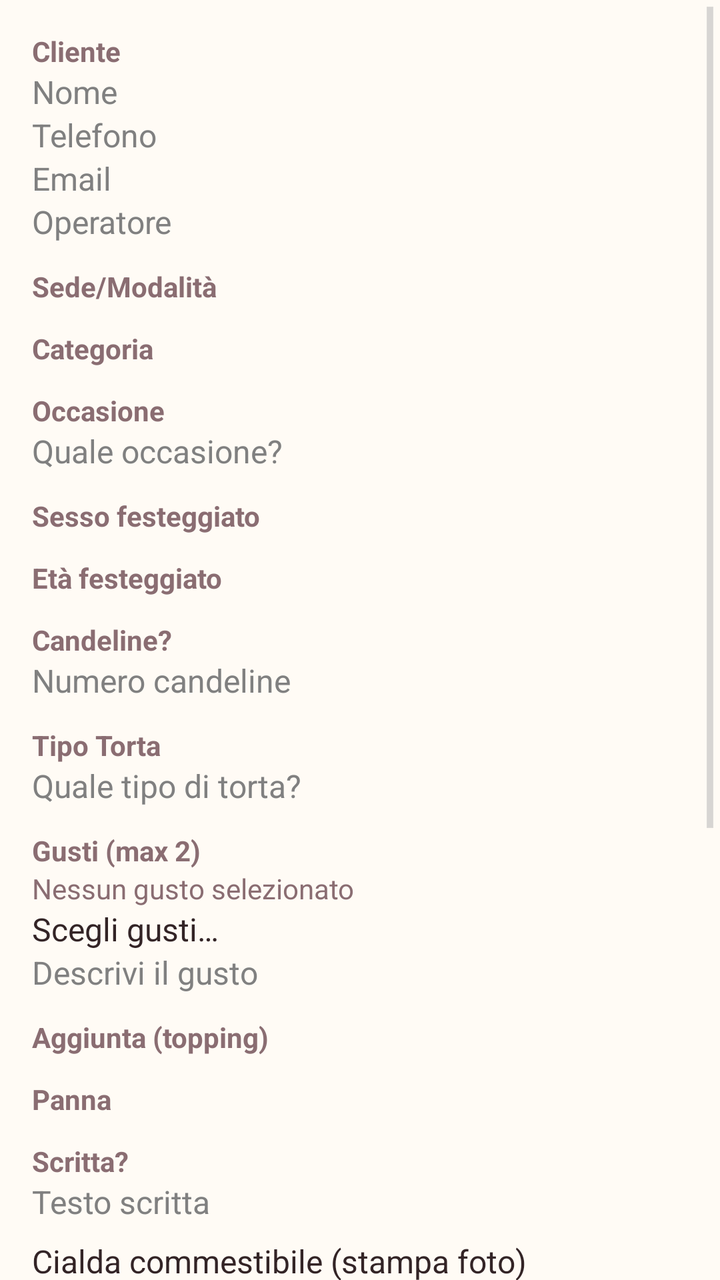
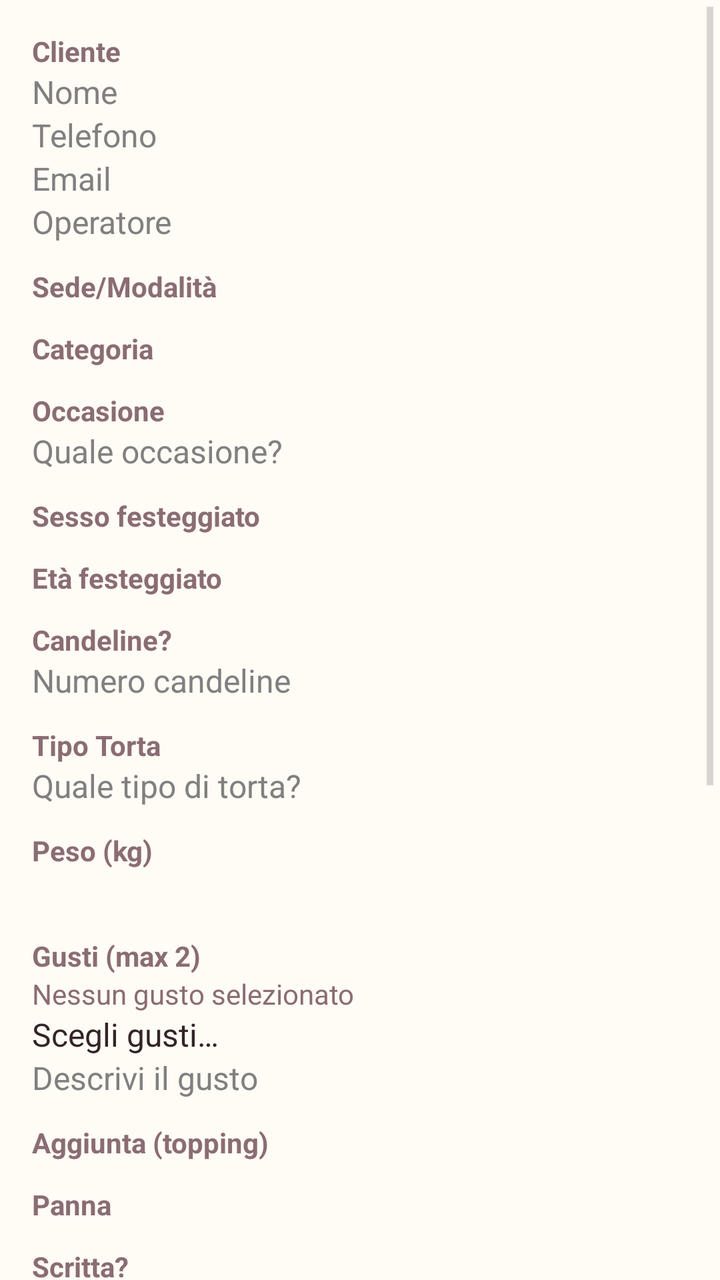

Screens rendered from an Android XML layout before and after an edit, with the pre-edit source and the edit as a unified diff.
<!-- AndroidManifest.xml: application theme AppTheme -->
<!-- res/layout/activity_order_edit.xml -->
<?xml version="1.0" encoding="utf-8"?>
<ScrollView xmlns:android="http://schemas.android.com/apk/res/android"
    android:layout_width="match_parent"
    android:layout_height="match_parent">

    <LinearLayout
        android:layout_width="match_parent"
        android:layout_height="wrap_content"
        android:orientation="vertical"
        android:padding="16dp">

        <TextView android:layout_width="wrap_content" android:layout_height="wrap_content" android:text="Cliente" android:textStyle="bold" />
        <EditText android:id="@+id/edName" android:layout_width="match_parent" android:layout_height="wrap_content" android:hint="Nome" />
        <EditText android:id="@+id/edPhone" android:layout_width="match_parent" android:layout_height="wrap_content" android:hint="Telefono" android:inputType="phone" />
        <EditText android:id="@+id/edEmail" android:layout_width="match_parent" android:layout_height="wrap_content" android:hint="Email" android:inputType="textEmailAddress" />
        <EditText android:id="@+id/edOperatore" android:layout_width="match_parent" android:layout_height="wrap_content" android:hint="Operatore" />

        <TextView android:layout_width="wrap_content" android:layout_height="wrap_content" android:text="Sede/Modalità" android:textStyle="bold" android:layout_marginTop="12dp" />
        <Spinner android:id="@+id/spSede" android:layout_width="match_parent" android:layout_height="wrap_content" />

        <TextView android:layout_width="wrap_content" android:layout_height="wrap_content" android:text="Categoria" android:textStyle="bold" android:layout_marginTop="12dp" />
        <Spinner android:id="@+id/spCategoria" android:layout_width="match_parent" android:layout_height="wrap_content" />

        
        <LinearLayout android:id="@+id/groupTorta" android:layout_width="match_parent" android:layout_height="wrap_content" android:orientation="vertical">

            <TextView android:layout_width="wrap_content" android:layout_height="wrap_content" android:text="Occasione" android:textStyle="bold" android:layout_marginTop="12dp" />
            <Spinner android:id="@+id/spOccasione" android:layout_width="match_parent" android:layout_height="wrap_content" />
            <LinearLayout android:id="@+id/groupOccasioneAltro" android:layout_width="match_parent" android:layout_height="wrap_content" android:orientation="vertical">
                <EditText android:id="@+id/edOccasioneAltro" android:layout_width="match_parent" android:layout_height="wrap_content" android:hint="Quale occasione?" />
            </LinearLayout>

            <TextView android:layout_width="wrap_content" android:layout_height="wrap_content" android:text="Sesso festeggiato" android:textStyle="bold" android:layout_marginTop="12dp" />
            <Spinner android:id="@+id/spSesso" android:layout_width="match_parent" android:layout_height="wrap_content" />

            <TextView android:layout_width="wrap_content" android:layout_height="wrap_content" android:text="Età festeggiato" android:textStyle="bold" android:layout_marginTop="12dp" />
            <Spinner android:id="@+id/spEta" android:layout_width="match_parent" android:layout_height="wrap_content" />

            <TextView android:layout_width="wrap_content" android:layout_height="wrap_content" android:text="Candeline?" android:textStyle="bold" android:layout_marginTop="12dp" />
            <Spinner android:id="@+id/spCandeline" android:layout_width="match_parent" android:layout_height="wrap_content" />
            <LinearLayout android:id="@+id/groupNumeroCandeline" android:layout_width="match_parent" android:layout_height="wrap_content" android:orientation="vertical">
                <EditText android:id="@+id/edNumeroCandeline" android:layout_width="match_parent" android:layout_height="wrap_content" android:hint="Numero candeline" android:inputType="number" />
            </LinearLayout>

            <TextView android:layout_width="wrap_content" android:layout_height="wrap_content" android:text="Tipo Torta" android:textStyle="bold" android:layout_marginTop="12dp" />
            <Spinner android:id="@+id/spTipologia" android:layout_width="match_parent" android:layout_height="wrap_content" />
            <LinearLayout android:id="@+id/groupTipologiaAltro" android:layout_width="match_parent" android:layout_height="wrap_content" android:orientation="vertical">
                <EditText android:id="@+id/edTipologiaAltro" android:layout_width="match_parent" android:layout_height="wrap_content" android:hint="Quale tipo di torta?" />
            </LinearLayout>

            <LinearLayout android:id="@+id/groupGusti" android:layout_width="match_parent" android:layout_height="wrap_content" android:orientation="vertical">
                <TextView android:layout_width="wrap_content" android:layout_height="wrap_content" android:text="Gusti (max 2)" android:textStyle="bold" android:layout_marginTop="12dp" />
                <TextView android:id="@+id/txtGustiSelected" android:layout_width="match_parent" android:layout_height="wrap_content" android:text="Nessun gusto selezionato" />
                <Button android:id="@+id/btnGusti" android:layout_width="match_parent" android:layout_height="wrap_content" android:text="Scegli gusti…" />
            </LinearLayout>

            <LinearLayout android:id="@+id/groupGustoAltro" android:layout_width="match_parent" android:layout_height="wrap_content" android:orientation="vertical">
                <EditText android:id="@+id/edGustoAltro" android:layout_width="match_parent" android:layout_height="wrap_content" android:hint="Descrivi il gusto" />
            </LinearLayout>

            <LinearLayout android:id="@+id/groupTopping" android:layout_width="match_parent" android:layout_height="wrap_content" android:orientation="vertical">
                <TextView android:layout_width="wrap_content" android:layout_height="wrap_content" android:text="Aggiunta (topping)" android:textStyle="bold" android:layout_marginTop="12dp" />
                <Spinner android:id="@+id/spTopping" android:layout_width="match_parent" android:layout_height="wrap_content" />
            </LinearLayout>

            <TextView android:layout_width="wrap_content" android:layout_height="wrap_content" android:text="Panna" android:textStyle="bold" android:layout_marginTop="12dp" />
            <Spinner android:id="@+id/spPanna" android:layout_width="match_parent" android:layout_height="wrap_content" />

            <TextView android:layout_width="wrap_content" android:layout_height="wrap_content" android:text="Scritta?" android:textStyle="bold" android:layout_marginTop="12dp" />
            <Spinner android:id="@+id/spScritta" android:layout_width="match_parent" android:layout_height="wrap_content" />
            <LinearLayout android:id="@+id/groupTestoScritta" android:layout_width="match_parent" android:layout_height="wrap_content" android:orientation="vertical">
                <EditText android:id="@+id/edTestoScritta" android:layout_width="match_parent" android:layout_height="wrap_content" android:hint="Testo scritta" />
            </LinearLayout>

            <CheckBox android:id="@+id/cbStampa" android:layout_width="match_parent" android:layout_height="wrap_content" android:text="Cialda commestibile (stampa foto)" android:layout_marginTop="8dp" />
            <CheckBox android:id="@+id/cbFotoEsempio" android:layout_width="match_parent" android:layout_height="wrap_content" android:text="Cliente ha già la foto esempio" />
        </LinearLayout>

        
        <LinearLayout android:id="@+id/groupVassoio" android:layout_width="match_parent" android:layout_height="wrap_content" android:orientation="vertical">
            <TextView android:layout_width="wrap_content" android:layout_height="wrap_content" android:text="Peso (kg)" android:textStyle="bold" android:layout_marginTop="12dp" />
            <EditText android:id="@+id/edPeso" android:layout_width="match_parent" android:layout_height="wrap_content" android:inputType="numberDecimal" />

            <TextView android:layout_width="wrap_content" android:layout_height="wrap_content" android:text="Tipo di Paste" android:textStyle="bold" android:layout_marginTop="12dp" />
            <Spinner android:id="@+id/spTipoPaste" android:layout_width="match_parent" android:layout_height="wrap_content" />
        </LinearLayout>

        <TextView android:layout_width="wrap_content" android:layout_height="wrap_content" android:text="Data evento (AAAA-MM-GG)" android:textStyle="bold" android:layout_marginTop="12dp" />
        <LinearLayout android:layout_width="match_parent" android:layout_height="wrap_content" android:orientation="horizontal">
            <EditText android:id="@+id/edEventDate" android:layout_width="0dp" android:layout_height="wrap_content" android:layout_weight="1" android:hint="AAAA-MM-GG" />
            <Button android:id="@+id/btnPickDate" android:layout_width="wrap_content" android:layout_height="wrap_content" android:text="Scegli" />
        </LinearLayout>

        <TextView android:layout_width="wrap_content" android:layout_height="wrap_content" android:text="Orario (HH:MM)" android:textStyle="bold" android:layout_marginTop="12dp" />
        <LinearLayout android:layout_width="match_parent" android:layout_height="wrap_content" android:orientation="horizontal">
            <EditText android:id="@+id/edOrario" android:layout_width="0dp" android:layout_height="wrap_content" android:layout_weight="1" android:hint="HH:MM" />
            <Button android:id="@+id/btnPickTime" android:layout_width="wrap_content" android:layout_height="wrap_content" android:text="Scegli" />
        </LinearLayout>

        <TextView android:layout_width="wrap_content" android:layout_height="wrap_content" android:text="Note" android:textStyle="bold" android:layout_marginTop="12dp" />
        <EditText android:id="@+id/edMessage" android:layout_width="match_parent" android:layout_height="wrap_content" android:minLines="2" android:gravity="top" />

        <Button android:id="@+id/btnSave" android:layout_width="match_parent" android:layout_height="wrap_content" android:layout_marginTop="20dp" android:text="@string/save" />

    </LinearLayout>
</ScrollView>
<!-- resources referenced by this layout -->
<resources>
  <string name="save">Salva</string>
  <style name="AppTheme" parent="android:Theme.Holo.Light">
          <item name="android:windowBackground">@color/MimosaCream</item>
          <item name="android:actionBarStyle">@style/AppActionBar</item>
          <item name="android:buttonStyle">@style/AppButton</item>
          <item name="android:textColorPrimary">@color/TextDark</item>
          <item name="android:textColorSecondary">@color/TextMuted</item>
          <item name="android:spinnerItemStyle">@style/AppSpinnerItem</item>
      </style>
  <color name="MimosaCream">#FFFBF5</color>
  <style name="AppActionBar" parent="android:Widget.Holo.Light.ActionBar">
          <item name="android:background">@color/MimosaPink</item>
          <item name="android:titleTextStyle">@style/AppActionBarTitle</item>
      </style>
  <style name="AppButton" parent="android:Widget.Holo.Light.Button">
          <item name="android:background">@drawable/bg_button</item>
          <item name="android:textColor">@color/White</item>
          <item name="android:textStyle">bold</item>
          <item name="android:paddingTop">12dp</item>
          <item name="android:paddingBottom">12dp</item>
          <item name="android:layout_marginTop">4dp</item>
          <item name="android:layout_marginBottom">4dp</item>
      </style>
  <color name="TextDark">#332426</color>
  <color name="TextMuted">#8A6D72</color>
  <style name="AppSpinnerItem" parent="android:Widget.Holo.Light.TextView.SpinnerItem">
          <item name="android:textColor">@color/TextDark</item>
          <item name="android:paddingTop">10dp</item>
          <item name="android:paddingBottom">10dp</item>
      </style>
  <color name="MimosaPink">#D81B60</color>
  <style name="AppActionBarTitle" parent="android:TextAppearance.Holo.Widget.ActionBar.Title">
          <item name="android:textColor">@color/White</item>
      </style>
  <!-- drawable bg_button (drawable) -->
  <?xml version="1.0" encoding="utf-8"?>
  <selector xmlns:android="http://schemas.android.com/apk/res/android">
      <item android:state_enabled="false" android:drawable="@drawable/shape_button_disabled" />
      <item android:state_pressed="true" android:drawable="@drawable/shape_button_pressed" />
      <item android:drawable="@drawable/shape_button_normal" />
  </selector>
  <color name="White">#FFFFFF</color>
  <!-- drawable shape_button_disabled (drawable) -->
  <?xml version="1.0" encoding="utf-8"?>
  <shape xmlns:android="http://schemas.android.com/apk/res/android" android:shape="rectangle">
      <solid android:color="#D9BFC7" />
      <corners android:radius="10dp" />
  </shape>
  <!-- drawable shape_button_pressed (drawable) -->
  <?xml version="1.0" encoding="utf-8"?>
  <shape xmlns:android="http://schemas.android.com/apk/res/android" android:shape="rectangle">
      <solid android:color="@color/MimosaPinkDark" />
      <corners android:radius="10dp" />
  </shape>
  <!-- drawable shape_button_normal (drawable) -->
  <?xml version="1.0" encoding="utf-8"?>
  <shape xmlns:android="http://schemas.android.com/apk/res/android" android:shape="rectangle">
      <solid android:color="@color/MimosaPink" />
      <corners android:radius="10dp" />
  </shape>
  <color name="MimosaPinkDark">#A80F48</color>
</resources>

<!-- the commit's change to res/layout/activity_order_edit.xml (unified diff, before → after) -->
@@ -47,6 +47,9 @@
             <LinearLayout android:id="@+id/groupTipologiaAltro" android:layout_width="match_parent" android:layout_height="wrap_content" android:orientation="vertical">
                 <EditText android:id="@+id/edTipologiaAltro" android:layout_width="match_parent" android:layout_height="wrap_content" android:hint="Quale tipo di torta?" />
             </LinearLayout>
+
+            <TextView android:layout_width="wrap_content" android:layout_height="wrap_content" android:text="Peso (kg)" android:textStyle="bold" android:layout_marginTop="12dp" />
+            <EditText android:id="@+id/edPesoTorta" android:layout_width="match_parent" android:layout_height="wrap_content" android:inputType="numberDecimal" />
 
             <LinearLayout android:id="@+id/groupGusti" android:layout_width="match_parent" android:layout_height="wrap_content" android:orientation="vertical">
                 <TextView android:layout_width="wrap_content" android:layout_height="wrap_content" android:text="Gusti (max 2)" android:textStyle="bold" android:layout_marginTop="12dp" />
